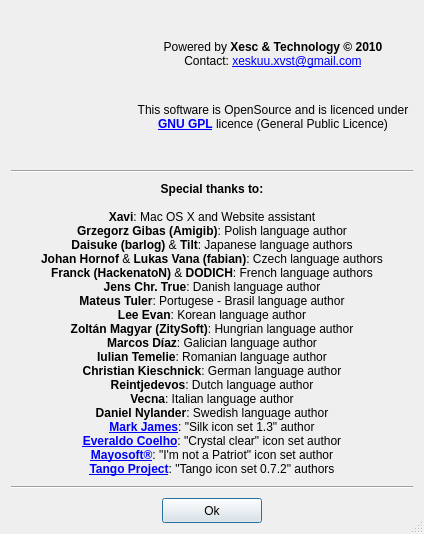
Old version of the form ui/credits.ui in the repository ckorn/xvst.
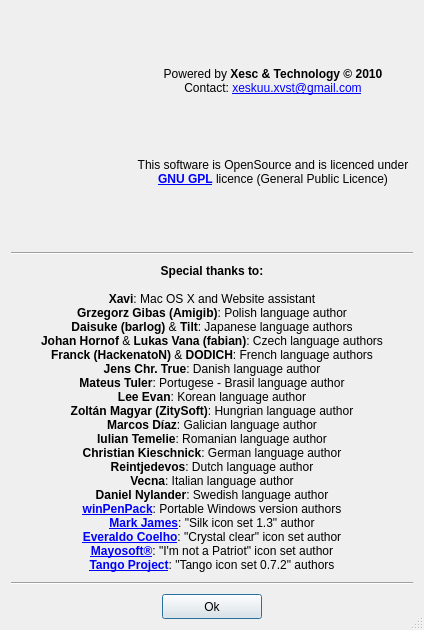
New version of the form. Icons and pictures are not drawn.

Commit message: - Added "winPenPack" in credits window

Diff of the .ui file:
```diff
--- a/ui/credits.ui
+++ b/ui/credits.ui
@@ -10,7 +10,7 @@
     <x>0</x>
     <y>0</y>
     <width>424</width>
-    <height>534</height>
+    <height>630</height>
    </rect>
   </property>
   <property name="windowTitle">
@@ -128,7 +128,7 @@
    <item row="2" column="0" colspan="3">
     <widget class="QLabel" name="lblCredits">
      <property name="text">
-      <string notr="true">&lt;b&gt;Special thanks to:&lt;/b&gt;&lt;br&gt;&lt;br&gt;&lt;b&gt;Xavi&lt;/b&gt;: Mac OS X and Website assistant&lt;br&gt;&lt;b&gt;Grzegorz Gibas (Amigib)&lt;/b&gt;: Polish language author&lt;br&gt;&lt;b&gt;Daisuke (barlog)&lt;/b&gt;  &amp;amp; &lt;b&gt;Tilt&lt;/b&gt;: Japanese language authors&lt;br&gt;&lt;b&gt;Johan Hornof&lt;/b&gt;  &amp;amp; &lt;b&gt;Lukas Vana (fabian)&lt;/b&gt;: Czech language authors&lt;br&gt;&lt;b&gt;Franck (HackenatoN)&lt;/b&gt;  &amp;amp; &lt;b&gt;DODICH&lt;/b&gt;: French language authors&lt;br&gt;&lt;b&gt;Jens Chr. True&lt;/b&gt;: Danish language author&lt;br&gt;&lt;b&gt;Mateus Tuler&lt;/b&gt;: Portugese - Brasil language author&lt;br&gt;&lt;b&gt;Lee Evan&lt;/b&gt;: Korean language author&lt;br&gt;&lt;b&gt;Zoltán Magyar (ZitySoft)&lt;/b&gt;: Hungrian language author&lt;br&gt;&lt;b&gt;Marcos Díaz&lt;/b&gt;: Galician language author&lt;br&gt;&lt;b&gt;Iulian Temelie&lt;/b&gt;: Romanian language author&lt;br&gt;&lt;b&gt;Christian Kieschnick&lt;/b&gt;: German language author&lt;br&gt;&lt;b&gt;Reintjedevos&lt;/b&gt;: Dutch language author&lt;br&gt;&lt;b&gt;Vecna&lt;/b&gt;: Italian language author&lt;br&gt;&lt;b&gt;Daniel Nylander&lt;/b&gt;: Swedish language author&lt;br&gt;&lt;b&gt;&lt;a href=&quot;http://www.famfamfam.com/&quot;&gt;Mark James&lt;/a&gt;&lt;/b&gt;: &quot;Silk icon set 1.3&quot; author&lt;br&gt;&lt;b&gt;&lt;a href=&quot;http://www.everaldo.com/&quot;&gt;Everaldo Coelho&lt;/a&gt;&lt;/b&gt;: &quot;Crystal clear&quot; icon set author&lt;br&gt;&lt;b&gt;&lt;a href=&quot;http://mayosoft.com.mx/studios/&quot;&gt;Mayosoft®&lt;/a&gt;&lt;/b&gt;: &quot;I'm not a Patriot&quot; icon set author&lt;br&gt;&lt;b&gt;&lt;a href=&quot;http://tango-project.org/&quot;&gt;Tango Project&lt;/a&gt;&lt;/b&gt;: &quot;Tango icon set 0.7.2&quot; authors</string>
+      <string notr="true">&lt;b&gt;Special thanks to:&lt;/b&gt;&lt;br&gt;&lt;br&gt;&lt;b&gt;Xavi&lt;/b&gt;: Mac OS X and Website assistant&lt;br&gt;&lt;b&gt;Grzegorz Gibas (Amigib)&lt;/b&gt;: Polish language author&lt;br&gt;&lt;b&gt;Daisuke (barlog)&lt;/b&gt;  &amp;amp; &lt;b&gt;Tilt&lt;/b&gt;: Japanese language authors&lt;br&gt;&lt;b&gt;Johan Hornof&lt;/b&gt;  &amp;amp; &lt;b&gt;Lukas Vana (fabian)&lt;/b&gt;: Czech language authors&lt;br&gt;&lt;b&gt;Franck (HackenatoN)&lt;/b&gt;  &amp;amp; &lt;b&gt;DODICH&lt;/b&gt;: French language authors&lt;br&gt;&lt;b&gt;Jens Chr. True&lt;/b&gt;: Danish language author&lt;br&gt;&lt;b&gt;Mateus Tuler&lt;/b&gt;: Portugese - Brasil language author&lt;br&gt;&lt;b&gt;Lee Evan&lt;/b&gt;: Korean language author&lt;br&gt;&lt;b&gt;Zoltán Magyar (ZitySoft)&lt;/b&gt;: Hungrian language author&lt;br&gt;&lt;b&gt;Marcos Díaz&lt;/b&gt;: Galician language author&lt;br&gt;&lt;b&gt;Iulian Temelie&lt;/b&gt;: Romanian language author&lt;br&gt;&lt;b&gt;Christian Kieschnick&lt;/b&gt;: German language author&lt;br&gt;&lt;b&gt;Reintjedevos&lt;/b&gt;: Dutch language author&lt;br&gt;&lt;b&gt;Vecna&lt;/b&gt;: Italian language author&lt;br&gt;&lt;b&gt;Daniel Nylander&lt;/b&gt;: Swedish language author&lt;br&gt;&lt;b&gt;&lt;a href=&quot;http://www.winpenpack.com/main/news.php&quot;&gt;winPenPack&lt;/a&gt;&lt;/b&gt;: Portable Windows version authors&lt;br&gt;&lt;b&gt;&lt;a href=&quot;http://www.famfamfam.com/&quot;&gt;Mark James&lt;/a&gt;&lt;/b&gt;: &quot;Silk icon set 1.3&quot; author&lt;br&gt;&lt;b&gt;&lt;a href=&quot;http://www.everaldo.com/&quot;&gt;Everaldo Coelho&lt;/a&gt;&lt;/b&gt;: &quot;Crystal clear&quot; icon set author&lt;br&gt;&lt;b&gt;&lt;a href=&quot;http://mayosoft.com.mx/studios/&quot;&gt;Mayosoft®&lt;/a&gt;&lt;/b&gt;: &quot;I'm not a Patriot&quot; icon set author&lt;br&gt;&lt;b&gt;&lt;a href=&quot;http://tango-project.org/&quot;&gt;Tango Project&lt;/a&gt;&lt;/b&gt;: &quot;Tango icon set 0.7.2&quot; authors</string>
      </property>
      <property name="alignment">
       <set>Qt::AlignCenter</set>
```
Left out of the diff: 1 changed line with no effect on the pictures. The commit also changes 1 other file.
